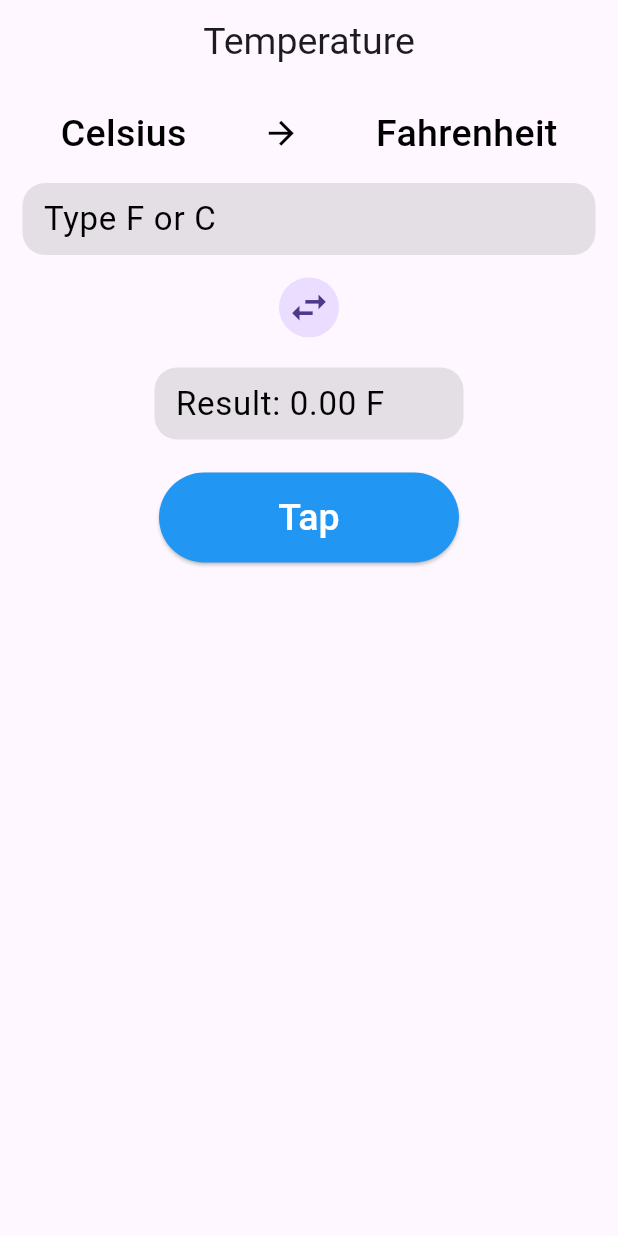
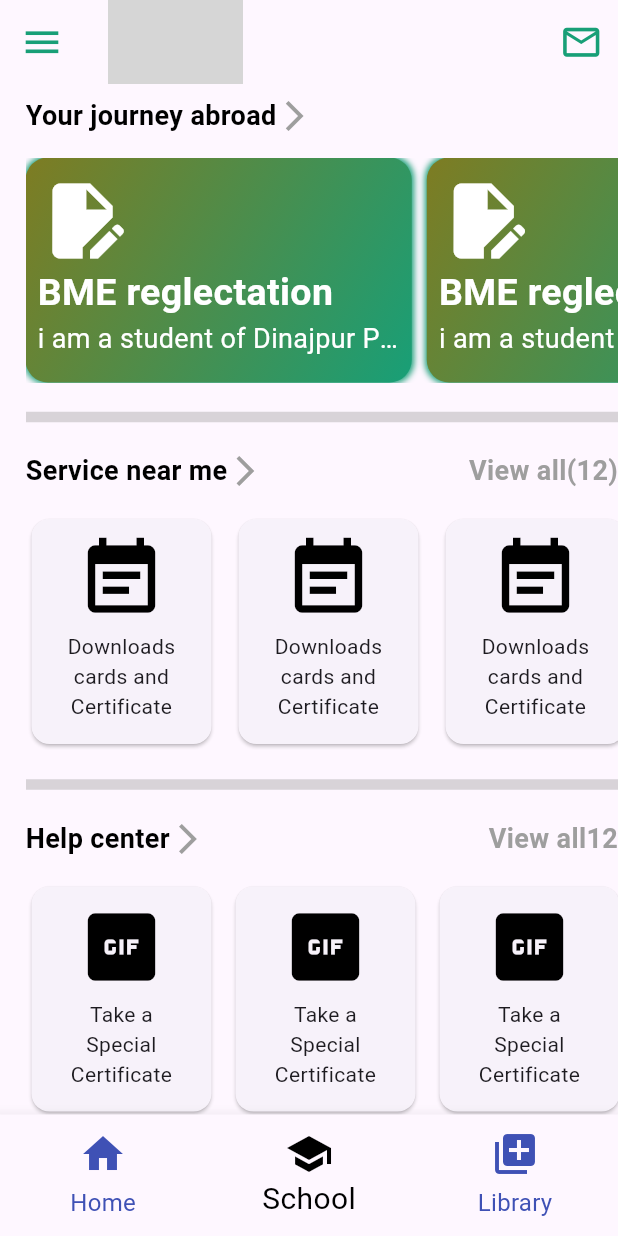
Before and after one commit to niceislam/practise2, a Flutter app: the screen it shows after launch, on a phone screen of 412 x 824 dp. Run offline on Flutter 3.47's test engine with Material 3 defaults, Android fonts, the light colour scheme and no system bars; network calls fail; grey boxes are pictures that could not be loaded.

Commit message:
new Homescreen

```diff
--- /dev/null
+++ b/lib/ami_probashi/home_screen.dart
@@ -0,0 +1,154 @@
+import 'package:flutter/material.dart';
+
+import '../calculator/widget.dart';
+
+class AmiprobashiApp extends StatefulWidget {
+  const AmiprobashiApp({super.key});
+
+  @override
+  State<AmiprobashiApp> createState() => _AmiprobashiAppState();
+}
+
+class _AmiprobashiAppState extends State<AmiprobashiApp> {
+  int items = 12;
+  int curentIndex =1;
+  @override
+  Widget build(BuildContext context) {
+    return Scaffold(
+      appBar: AppBar(
+        forceMaterialTransparency: true,
+        iconTheme: IconThemeData(size: 29, color: Color(0xFF189F77)),
+        title: Image(
+          height: 80,
+          width: 90,
+          fit: BoxFit.fitWidth,
+          image: NetworkImage(
+            "https://encrypted-tbn0.gstatic.com/images?q=tbn:ANd9GcTxrqkghROfUty3T6z3JZWzZbpfcqBCYFEqsA&s",
+          ),
+        ),
+        actions: [
+          Padding(
+            padding: const EdgeInsets.only(right: 10),
+            child: Icon(Icons.mail_outline),
+          ),
+        ],
+      ),
+      drawer: Drawer(),
+      body: Padding(
+        padding: const EdgeInsets.only(top: 8, left: 17),
+        child: SingleChildScrollView(
+          child: Column(
+            crossAxisAlignment: CrossAxisAlignment.start,
+            children: [
+              RowServicewidget(title: "Your journey abroad"),
+              SizedBox(height: 15),
+              SingleChildScrollView(
+                scrollDirection: Axis.horizontal,
+                child: Row(
+                  spacing: 10,
+                  children: [
+                    SlideItemWidget(
+                      title: "BME reglectation",
+                      icon: Icons.edit_document,
+                      subtitle:
+                          "i am a student of Dinajpur Polytechnic Institute , i am studiet at 4th semester",
+                    ),
+                    SlideItemWidget(
+                      title: "BME reglectation",
+                      icon: Icons.edit_document,
+                      subtitle:
+                          "i am a student of Dinajpur Polytechnic Institute , i am studiet at 4th semester",
+                    ),
+                    SlideItemWidget(
+                      title: "BME reglectation",
+                      icon: Icons.edit_document,
+                      subtitle:
+                          "i am a student of Dinajpur Polytechnic Institute , i am studiet at 4th semester",
+                    ),
+                  ],
+                ),
+              ),
+              SizedBox(height: 15),
+              Divider(thickness: 7, color: Colors.grey.withOpacity(0.4)),
+              SizedBox(height: 15),
+              RowServicewidget(
+                title: "Service near me",
+                viewall: "View all(${items})",
+              ),
+              SizedBox(height: 15),
+              SingleChildScrollView(
+                scrollDirection: Axis.horizontal,
+                child: Row(
+                  spacing: 10,
+                  children: [
+                    ServiceItemWidget(
+                      icon: Icons.event_note,
+                      title: "Downloads cards and Certificate",
+                    ),
+                    ServiceItemWidget(
+                      icon: Icons.event_note,
+                      title: "Downloads cards and Certificate",
+                    ),
+                    ServiceItemWidget(
+                      icon: Icons.event_note,
+                      title: "Downloads cards and Certificate",
+                    ),
+                    ServiceItemWidget(
+                      icon: Icons.event_note,
+                      title: "Downloads cards and Certificate",
+                    ),
+                  ],
+                ),
+              ),
+              SizedBox(height: 15),
+              Divider(thickness: 7, color: Colors.grey.withOpacity(0.4)),
+              SizedBox(height: 15),
+              RowServicewidget(title: "Help center", viewall: "View all${items}"),
+              SizedBox(height: 15),
+              SingleChildScrollView(
+                scrollDirection: Axis.horizontal,
+                child: Row(
+                  spacing: 8,
+                  children: [
+                    ServiceItemWidget(
+                      icon: Icons.gif_box,
+                      title: "Take a Special Certificate",
+                    ),
+                    ServiceItemWidget(
+                      icon: Icons.gif_box,
+                      title: "Take a Special Certificate",
+                    ),
+                    ServiceItemWidget(
+                      icon: Icons.gif_box,
+                      title: "Take a Special Certificate",
+                    ),
+                    ServiceItemWidget(
+                      icon: Icons.gif_box,
+                      title: "Take a Special Certificate",
+                    ),
+                  ],
+                ),
+              ),
+            ],
+          ),
+        ),
+      ),
+      bottomNavigationBar: BottomNavigationBar(
+        unselectedItemColor: Colors.indigo,
+        selectedFontSize: 20,
+        selectedItemColor: Colors.black,
+        iconSize: 32,
+        unselectedFontSize: 16,
+        currentIndex: curentIndex,
+        onTap: (value){
+        value == curentIndex;
+        },
+        items: [
+          BottomNavigationBarItem(icon: Icon(Icons.home), label: "Home"),
+          BottomNavigationBarItem(icon: Icon(Icons.school), label: "School"),
+          BottomNavigationBarItem(icon: Icon(Icons.library_add), label: "Library"),
+        ],
+      ),
+    );
+  }
+}
--- a/lib/calculator/widget.dart
+++ b/lib/calculator/widget.dart
@@ -1,9 +1,7 @@
 import 'package:flutter/material.dart';
 
 class TextfieldWidget extends StatelessWidget {
-  const TextfieldWidget({
-    super.key, this.semester, this.controller,
-  });
+  const TextfieldWidget({super.key, this.semester, this.controller});
   final String? semester;
   final TextEditingController? controller;
 
@@ -19,17 +17,16 @@ class TextfieldWidget extends StatelessWidget {
         hintText: "${semester}",
         hintStyle: TextStyle(color: Colors.black, fontSize: 22),
         border: OutlineInputBorder(
-            borderRadius: BorderRadius.circular(15),
-            borderSide: BorderSide.none
+          borderRadius: BorderRadius.circular(15),
+          borderSide: BorderSide.none,
         ),
       ),
     );
   }
 }
+
 class TempArrow extends StatelessWidget {
-  const TempArrow({
-    super.key, required this.title1, required this.title2,
-  });
+  const TempArrow({super.key, required this.title1, required this.title2});
   final String title1;
   final String title2;
 
@@ -59,6 +56,7 @@ class TempArrow extends StatelessWidget {
     );
   }
 }
+
 class CustomTextfield extends StatelessWidget {
   const CustomTextfield({
     super.key,
@@ -70,7 +68,6 @@ class CustomTextfield extends StatelessWidget {
   final bool? enabledText;
   final TextEditingController? tempController;
 
-
   @override
   Widget build(BuildContext context) {
     return TextFormField(
@@ -79,7 +76,7 @@ class CustomTextfield extends StatelessWidget {
       cursorHeight: 25,
       style: TextStyle(fontSize: 22),
       decoration: InputDecoration(
-        contentPadding: EdgeInsets.only(left: 10, ),
+        contentPadding: EdgeInsets.only(left: 10),
         fillColor: Colors.black.withOpacity(0.1),
         filled: true,
         hintText: "${hinttext}",
@@ -92,3 +89,129 @@ class CustomTextfield extends StatelessWidget {
     );
   }
 }
+
+
+class SlideItemWidget extends StatelessWidget {
+  const SlideItemWidget({super.key, this.title, this.subtitle, this.icon});
+  final String? title;
+  final String? subtitle;
+  final IconData? icon;
+
+  @override
+  Widget build(BuildContext context) {
+    return Container(
+      height: 150,
+      width: MediaQuery.sizeOf(context).width / 1.6,
+      decoration: BoxDecoration(
+        borderRadius: BorderRadius.circular(15),
+        gradient: LinearGradient(
+          begin: Alignment.topLeft,
+          end: Alignment.bottomRight,
+
+          colors: [Color(0xFF7E7C22), Color(0xFF189F77)],
+        ),
+        boxShadow: [
+          BoxShadow(color: Color(0xFF189F77), spreadRadius: 1, blurRadius: 3),
+        ],
+      ),
+      child: Padding(
+        padding: const EdgeInsets.only(top: 12, left: 8),
+        child: Column(
+          crossAxisAlignment: CrossAxisAlignment.start,
+          children: [
+            Icon(icon, size: 60, color: Colors.white),
+            Text(
+              "${title}",
+              style: TextStyle(
+                color: Colors.white,
+                fontWeight: FontWeight.bold,
+                fontSize: 25,
+              ),
+            ),
+            Text(
+              maxLines: 1,
+              "${subtitle}",
+              style: TextStyle(
+                color: Colors.white,
+                fontSize: 18,
+                overflow: TextOverflow.ellipsis,
+              ),
+            ),
+          ],
+        ),
+      ),
+    );
+  }
+}
+class RowServicewidget extends StatelessWidget {
+  const RowServicewidget({super.key, this.title, this.viewall});
+  final String? title;
+  final String? viewall;
+
+  @override
+  Widget build(BuildContext context) {
+    return Row(
+      mainAxisAlignment: MainAxisAlignment.spaceBetween,
+      children: [
+        Row(
+          children: [
+            Text(
+              "${title}",
+              style: TextStyle(
+                color: Colors.black,
+                fontWeight: FontWeight.bold,
+                fontSize: 18,
+              ),
+            ),
+            Icon(Icons.arrow_forward_ios, color: Colors.grey),
+          ],
+        ),
+        Text(
+          textAlign: TextAlign.right,
+          "${viewall?? ""}",
+          style: TextStyle(
+            color: Colors.grey,
+            fontWeight: FontWeight.bold,
+            fontSize: 18,
+          ),
+        ),
+      ],
+    );
+  }
+}
+class ServiceItemWidget extends StatelessWidget {
+  const ServiceItemWidget({
+    super.key, this.icon, this.title,
+  });
+  final IconData? icon;
+  final String? title;
+
+  @override
+  Widget build(BuildContext context) {
+    return Card(
+      child: SizedBox(
+        height: 150,
+        width: 120,
+        child: Padding(
+          padding: const EdgeInsets.only(top: 10),
+          child: Column(
+            crossAxisAlignment: CrossAxisAlignment.center,
+            children: [
+              Icon(icon, color: Colors.black, size: 60),
+              SizedBox(height: 5),
+              SizedBox(
+                height: 60,
+                width: 80,
+                child: Text(
+                  textAlign: TextAlign.center,
+                  "${title ?? ""}",
+                  style: TextStyle(fontSize: 14),
+                ),
+              ),
+            ],
+          ),
+        ),
+      ),
+    );
+  }
+}
--- a/lib/main.dart
+++ b/lib/main.dart
@@ -1,6 +1,7 @@
 import 'package:flutter/cupertino.dart';
 import 'package:flutter/material.dart';
 
+import 'ami_probashi/home_screen.dart';
 import 'calculator/home_screen.dart';
 import 'calculator/temperature.dart';
 
@@ -15,7 +16,7 @@ class MyApp extends StatelessWidget {
   Widget build(BuildContext context) {
     return MaterialApp(
       debugShowCheckedModeBanner: false,
-      home: Temperature(),
+      home: AmiprobashiApp(),
     );
   }
 }
--- a/pubspec.yaml
+++ b/pubspec.yaml
@@ -34,6 +34,7 @@ dependencies:
   # The following adds the Cupertino Icons font to your application.
   # Use with the CupertinoIcons class for iOS style icons.
   cupertino_icons: ^1.0.8
+  yaml: ^3.1.3
 
 dev_dependencies:
   flutter_test:
```
Also changed, not shown: pubspec.lock.
